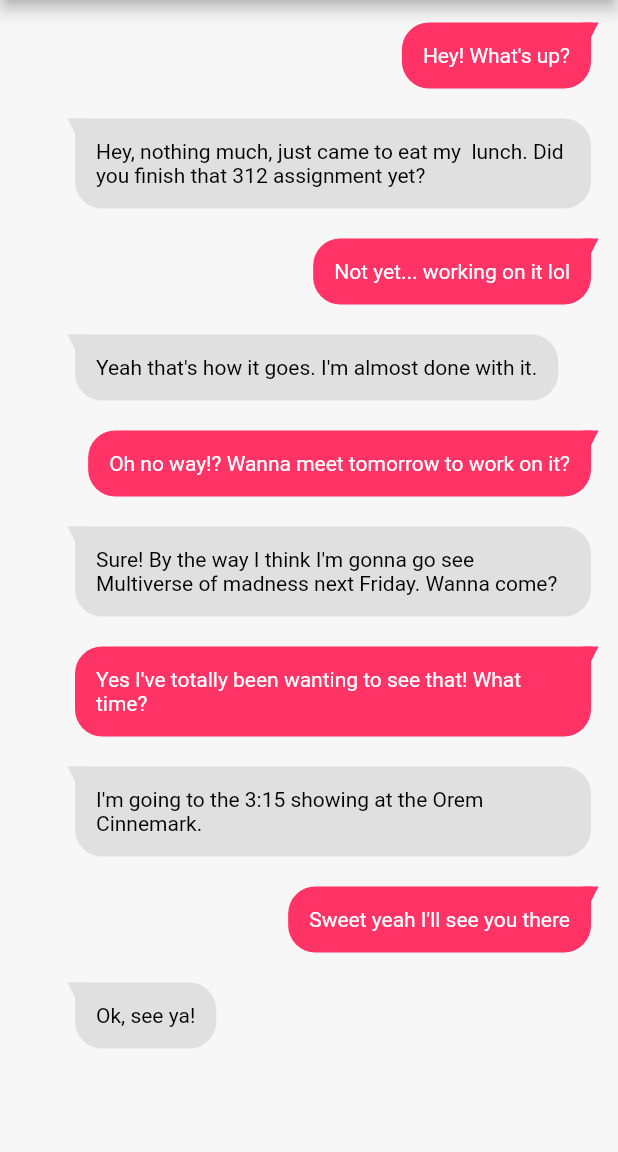
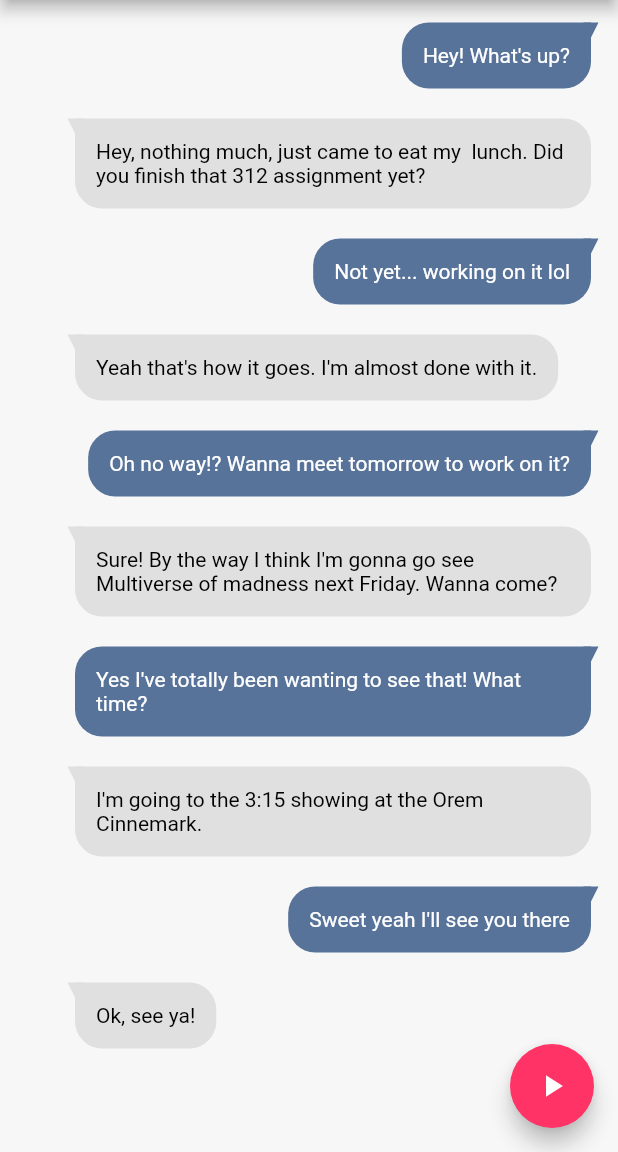
Before and after one commit to brighamband/irecognize, a Flutter app: the ChatPage screen opened directly with sample values from the repository, on a phone screen of 412 x 824 dp, the part 84-1236 px from its top. Run offline on Flutter 3.47's test engine with Material 2 defaults, Android fonts, the phone set to English and light mode, and no system bars; network calls fail.

Commit message:
changed chats colors and added play button

```diff
--- a/lib/chats.dart
+++ b/lib/chats.dart
@@ -3,6 +3,7 @@ import 'package:irecognize/components/navbar.dart';
 import 'package:irecognize/models/person_model.dart';
 import 'package:irecognize/received_msg_bubble.dart';
 import 'package:irecognize/sent_msg_bubble.dart';
+import 'package:irecognize/utils/theme.dart';
 
 class ChatPage extends StatelessWidget {
   const ChatPage({
@@ -40,6 +41,13 @@ class ChatPage extends StatelessWidget {
           ReceivedMsgBubble(message: "Ok, see ya!")
         ],
       ),
+      floatingActionButton: FloatingActionButton(
+        onPressed: () {},
+        tooltip: 'Play back conversation',
+        child: const Icon(Icons.play_arrow),
+        // Icon(Icons.explore)
+        backgroundColor: colorScheme.tertiary,
+      ),
     );
   }
 }
--- a/lib/sent_msg_bubble.dart
+++ b/lib/sent_msg_bubble.dart
@@ -21,7 +21,7 @@ class SentMsgBubble extends StatelessWidget {
           child: Container(
             padding: const EdgeInsets.all(14),
             decoration: BoxDecoration(
-              color: colorScheme.tertiary,
+              color: colorScheme.primary,
               borderRadius: const BorderRadius.only(
                 topLeft: Radius.circular(18),
                 bottomLeft: Radius.circular(18),
@@ -34,7 +34,7 @@ class SentMsgBubble extends StatelessWidget {
             ),
           ),
         ),
-        CustomPaint(painter: CustomShape((colorScheme.tertiary)!)),
+        CustomPaint(painter: CustomShape((colorScheme.primary)!)),
       ],
     ));
     return Padding(
```
